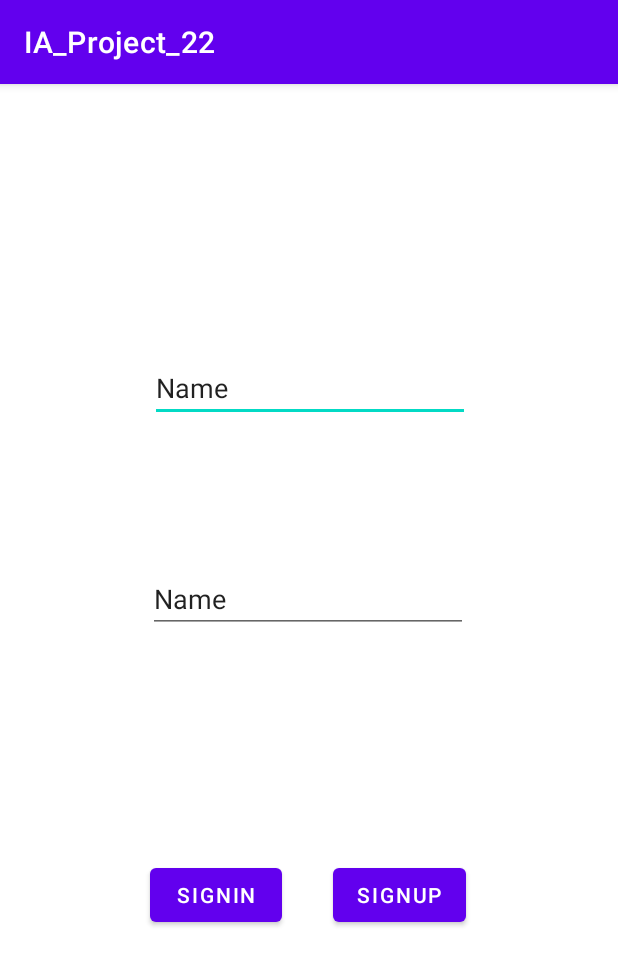
After one commit to gleong21/IA_Project, an Android app: the authActivity screen opened directly, with no data from a screen before it, on a phone screen of 412 x 824 dp. The commit adds this screen. Shown: the top 965 px of the screen. Run offline under Robolectric (Android 15) with nearby library versions, the phone set to English and light mode, and no system bars; our stand-ins replace Firebase (no records; nobody signed in at launch, a user with empty details on screens opened directly).

Commit message:
First push

```diff
--- a/IA_Project_22/app/build.gradle
+++ b/IA_Project_22/app/build.gradle
@@ -1,5 +1,6 @@
 plugins {
     id 'com.android.application'
+    id 'com.google.gms.google-services'
 }
 
 android {
@@ -33,6 +34,8 @@ dependencies {
     implementation 'androidx.appcompat:appcompat:1.2.0'
     implementation 'com.google.android.material:material:1.2.1'
     implementation 'androidx.constraintlayout:constraintlayout:2.0.4'
+    implementation 'com.google.firebase:firebase-firestore:22.0.0'
+    implementation 'com.google.firebase:firebase-auth:20.0.3'
     testImplementation 'junit:junit:4.+'
     androidTestImplementation 'androidx.test.ext:junit:1.1.2'
     androidTestImplementation 'androidx.test.espresso:espresso-core:3.3.0'
--- a/IA_Project_22/app/src/main/AndroidManifest.xml
+++ b/IA_Project_22/app/src/main/AndroidManifest.xml
@@ -9,6 +9,7 @@
         android:roundIcon="@mipmap/ic_launcher_round"
         android:supportsRtl="true"
         android:theme="@style/Theme.IA_Project_22">
+        <activity android:name=".authActivity"></activity>
         <activity android:name=".MainActivity">
             <intent-filter>
                 <action android:name="android.intent.action.MAIN" />
--- a/IA_Project_22/app/src/main/java/com/example/ia_project_22/MainActivity.java
+++ b/IA_Project_22/app/src/main/java/com/example/ia_project_22/MainActivity.java
@@ -3,6 +3,8 @@ package com.example.ia_project_22;
 import androidx.appcompat.app.AppCompatActivity;
 
 import android.os.Bundle;
+
+import com.google.firebase.firestore.FirebaseFirestore;
 
 public class MainActivity extends AppCompatActivity
 {
@@ -12,5 +14,6 @@ public class MainActivity extends AppCompatActivity
     {
         super.onCreate(savedInstanceState);
         setContentView(R.layout.activity_main);
+        FirebaseFirestore db = FirebaseFirestore.getInstance();
     }
 }
--- /dev/null
+++ b/IA_Project_22/app/src/main/res/layout/activity_auth.xml
@@ -0,0 +1,62 @@
+<?xml version="1.0" encoding="utf-8"?>
+<androidx.constraintlayout.widget.ConstraintLayout xmlns:android="http://schemas.android.com/apk/res/android"
+    xmlns:app="http://schemas.android.com/apk/res-auto"
+    xmlns:tools="http://schemas.android.com/tools"
+    android:layout_width="match_parent"
+    android:layout_height="match_parent"
+    tools:context=".authActivity">
+
+    <EditText
+        android:id="@+id/editTextEmailAddress"
+        android:layout_width="wrap_content"
+        android:layout_height="wrap_content"
+        android:layout_marginTop="180dp"
+        android:ems="10"
+        android:inputType="textPersonName"
+        android:text="Name"
+        app:layout_constraintEnd_toEndOf="parent"
+        app:layout_constraintHorizontal_bias="0.502"
+        app:layout_constraintStart_toStartOf="parent"
+        app:layout_constraintTop_toTopOf="parent" />
+
+    <EditText
+        android:id="@+id/editPasswordView"
+        android:layout_width="wrap_content"
+        android:layout_height="wrap_content"
+        android:ems="10"
+        android:inputType="textPersonName"
+        android:text="Name"
+        app:layout_constraintBottom_toBottomOf="parent"
+        app:layout_constraintEnd_toEndOf="parent"
+        app:layout_constraintHorizontal_bias="0.497"
+        app:layout_constraintStart_toStartOf="parent"
+        app:layout_constraintTop_toTopOf="parent"
+        app:layout_constraintVertical_bias="0.444" />
+
+    <Button
+        android:id="@+id/signIn"
+        android:layout_width="wrap_content"
+        android:layout_height="wrap_content"
+        android:onClick="signIn"
+        android:text="SignIn"
+        app:layout_constraintBottom_toBottomOf="parent"
+        app:layout_constraintEnd_toEndOf="parent"
+        app:layout_constraintHorizontal_bias="0.309"
+        app:layout_constraintStart_toStartOf="parent"
+        app:layout_constraintTop_toTopOf="parent"
+        app:layout_constraintVertical_bias="0.718" />
+
+    <Button
+        android:id="@+id/signUp"
+        android:layout_width="wrap_content"
+        android:layout_height="wrap_content"
+        android:onClick="signUp"
+        android:text="SignUp"
+        app:layout_constraintBottom_toBottomOf="parent"
+        app:layout_constraintEnd_toEndOf="parent"
+        app:layout_constraintHorizontal_bias="0.686"
+        app:layout_constraintStart_toStartOf="parent"
+        app:layout_constraintTop_toTopOf="parent"
+        app:layout_constraintVertical_bias="0.718" />
+
+</androidx.constraintlayout.widget.ConstraintLayout>
--- a/IA_Project_22/build.gradle
+++ b/IA_Project_22/build.gradle
@@ -6,6 +6,7 @@ buildscript {
     }
     dependencies {
         classpath "com.android.tools.build:gradle:4.1.1"
+        classpath 'com.google.gms:google-services:4.3.5'
 
         // NOTE: Do not place your application dependencies here; they belong
         // in the individual module build.gradle files
```
Also changed, not shown: IA_Project_22/app/src/main/java/com/example/ia_project_22/Bill.java (added, +13 -0 lines), IA_Project_22/app/src/main/java/com/example/ia_project_22/Payments.java (added, +15 -0 lines), IA_Project_22/app/src/main/java/com/example/ia_project_22/Subscription.java (added, +14 -0 lines), IA_Project_22/app/src/main/java/com/example/ia_project_22/User.java (added, +53 -0 lines), IA_Project_22/app/src/main/java/com/example/ia_project_22/authActivity.java (added, +116 -0 lines).
